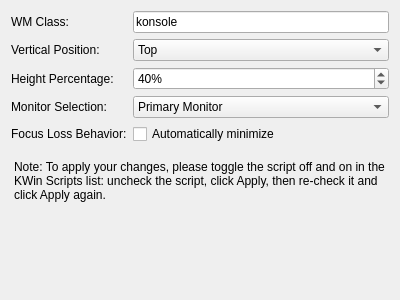
Qt form contents/ui/config.ui (midnight-wonderer/quakified-terminal) before a commit.
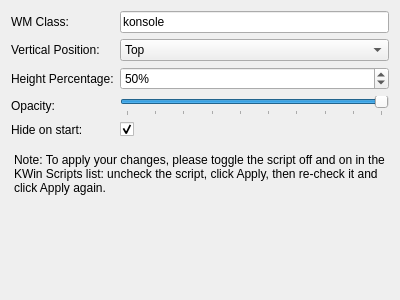
The same form after that commit.

```diff
--- a/contents/ui/config.ui
+++ b/contents/ui/config.ui
@@ -68,51 +68,62 @@
       <string>%</string>
      </property>
      <property name="minimum">
-      <number>1</number>
+      <number>20</number>
      </property>
      <property name="maximum">
       <number>100</number>
      </property>
      <property name="value">
-      <number>40</number>
+      <number>50</number>
      </property>
     </widget>
    </item>
    <item row="3" column="0">
     <widget class="QLabel" name="labelMonitorSelection">
      <property name="text">
-      <string>Monitor Selection:</string>
+      <string>Opacity:</string>
      </property>
     </widget>
    </item>
    <item row="3" column="1">
-    <widget class="QComboBox" name="kcfg_MonitorSelection">
+    <widget class="QSlider" name="kcfg_Opacity">
      <property name="toolTip">
       <string>Which monitor the terminal should appear on.</string>
      </property>
-     <item>
-      <property name="text">
-       <string>Primary Monitor</string>
-      </property>
-     </item>
-     <item>
-      <property name="text">
-       <string>Active Monitor</string>
-      </property>
-     </item>
+     <property name="minimum">
+      <number>10</number>
+     </property>
+     <property name="maximum">
+      <number>100</number>
+     </property>
+     <property name="value">
+      <number>100</number>
+     </property>
+     <property name="orientation">
+      <enum>Qt::Horizontal</enum>
+     </property>
+     <property name="tickPosition">
+      <enum>QSlider::TicksBelow</enum>
+     </property>
+     <property name="tickInterval">
+      <number>10</number>
+     </property>
     </widget>
    </item>
    <item row="4" column="0">
     <widget class="QLabel" name="labelHideOnFocusLoss">
      <property name="text">
-      <string>Focus Loss Behavior:</string>
+      <string>Hide on start:</string>
      </property>
     </widget>
    </item>
    <item row="4" column="1">
     <widget class="QCheckBox" name="kcfg_HideOnFocusLoss">
      <property name="text">
-      <string>Automatically minimize</string>
+      <string/>
+     </property>
+     <property name="checked">
+      <bool>true</bool>
      </property>
     </widget>
    </item>
```
Left out of the diff: 11 changed lines with no effect on the pictures.
